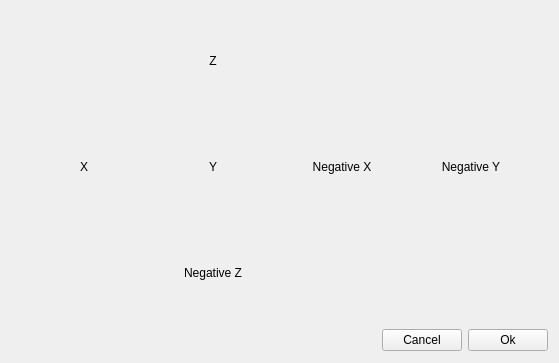
Old version of the form Source/TIMEditor/SelectSkyboxDialog.ui in the repository williamallas/TIMEngine2.
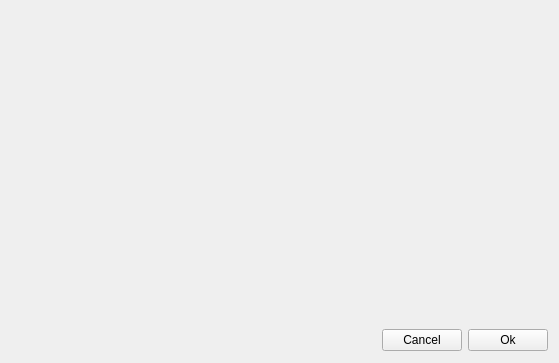
New version of the form.

```diff
--- a/Source/TIMEditor/SelectSkyboxDialog.ui
+++ b/Source/TIMEditor/SelectSkyboxDialog.ui
@@ -31,7 +31,7 @@
         </size>
        </property>
        <property name="text">
-        <string>X</string>
+        <string/>
        </property>
        <property name="iconSize">
         <size>
@@ -59,7 +59,7 @@
         </size>
        </property>
        <property name="text">
-        <string>Negative Y</string>
+        <string/>
        </property>
        <property name="iconSize">
         <size>
@@ -87,7 +87,7 @@
         </size>
        </property>
        <property name="text">
-        <string>Y</string>
+        <string/>
        </property>
        <property name="iconSize">
         <size>
@@ -115,7 +115,7 @@
         </size>
        </property>
        <property name="text">
-        <string>Negative X</string>
+        <string/>
        </property>
        <property name="iconSize">
         <size>
@@ -143,7 +143,7 @@
         </size>
        </property>
        <property name="text">
-        <string>Z</string>
+        <string/>
        </property>
        <property name="iconSize">
         <size>
@@ -171,7 +171,7 @@
         </size>
        </property>
        <property name="text">
-        <string>Negative Z</string>
+        <string/>
        </property>
        <property name="iconSize">
         <size>
```
